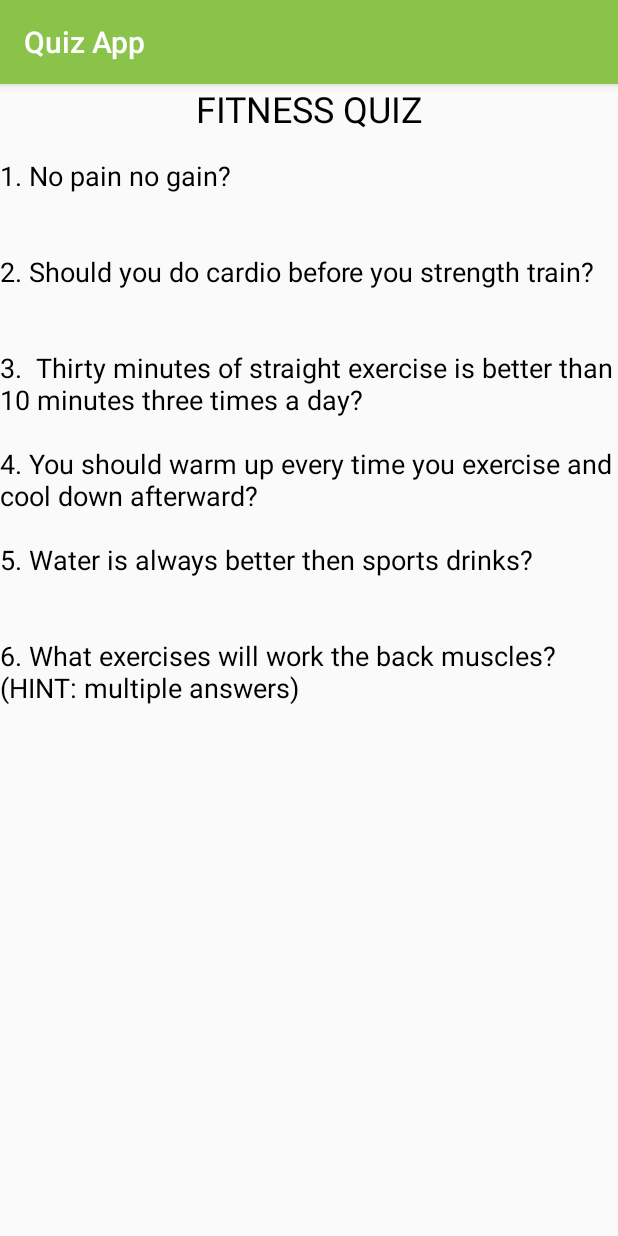
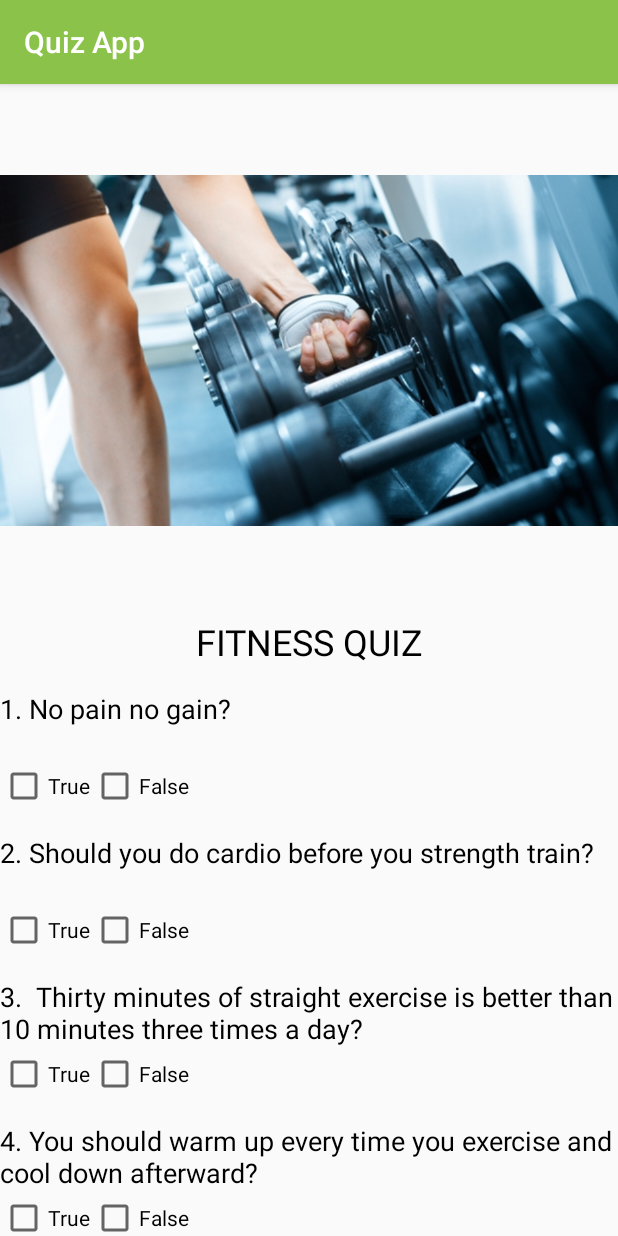
Before and after one commit to m0nst3rdr1v3n/QuizApp, an Android app: the screen it shows after launch (MainActivity), on a phone screen of 412 x 824 dp. Run offline under Robolectric (Android 15) with nearby library versions, the phone set to English and light mode, and no system bars.

Commit message:
Added Check Boxes for all questions

```diff
--- a/app/src/main/res/layout/activity_main.xml
+++ b/app/src/main/res/layout/activity_main.xml
@@ -6,11 +6,6 @@
     android:orientation="vertical"
     tools:context="com.example.android.quizapp.MainActivity">
 
-    <ImageView
-        android:src="@drawable/fitness"
-        android:layout_width="@dimen/activity_horizontal_margin"
-        android:layout_height="@dimen/activity_vertical_margin"
-        android:layout_weight="2"/>
 
     <ScrollView
         android:layout_width="match_parent"
@@ -21,11 +16,17 @@
             android:layout_height="match_parent"
             android:orientation="vertical">
 
+            <ImageView
+                android:layout_width="wrap_content"
+                android:layout_height="wrap_content"
+                android:layout_weight="2"
+                android:src="@drawable/fitness" />
+
             <TextView
                 android:layout_width="match_parent"
                 android:layout_height="wrap_content"
+                android:layout_weight="1"
                 android:gravity="center_horizontal"
-                android:layout_weight="1"
                 android:text="Fitness Quiz"
                 android:textAllCaps="true"
                 android:textColor="#000000"
@@ -36,26 +37,142 @@
                 style="@style/questions"
                 android:text="1. No pain no gain?" />
 
+            <LinearLayout
+                android:layout_width="wrap_content"
+                android:layout_height="wrap_content"
+                android:orientation="horizontal">
+
+                <CheckBox
+                    android:layout_width="wrap_content"
+                    android:layout_height="wrap_content"
+                    android:text="True" />
+
+                <CheckBox
+                    android:layout_width="wrap_content"
+                    android:layout_height="wrap_content"
+                    android:text="False" />
+
+            </LinearLayout>
+
             <TextView
                 style="@style/questions"
                 android:text="2. Should you do cardio before you strength train? " />
+
+            <LinearLayout
+                android:layout_width="wrap_content"
+                android:layout_height="wrap_content"
+                android:orientation="horizontal">
+
+                <CheckBox
+                    android:layout_width="wrap_content"
+                    android:layout_height="wrap_content"
+                    android:text="True" />
+
+                <CheckBox
+                    android:layout_width="wrap_content"
+                    android:layout_height="wrap_content"
+                    android:text="False" />
+
+            </LinearLayout>
 
             <TextView
                 style="@style/questions"
                 android:text="3.  Thirty minutes of straight exercise is better than 10 minutes three times a day? " />
 
+            <LinearLayout
+                android:layout_width="wrap_content"
+                android:layout_height="wrap_content"
+                android:orientation="horizontal">
+
+                <CheckBox
+                    android:layout_width="wrap_content"
+                    android:layout_height="wrap_content"
+                    android:text="True" />
+
+                <CheckBox
+                    android:layout_width="wrap_content"
+                    android:layout_height="wrap_content"
+                    android:text="False" />
+
+            </LinearLayout>
+
             <TextView
                 style="@style/questions"
                 android:text="4. You should warm up every time you exercise and cool down afterward?" />
+
+            <LinearLayout
+                android:layout_width="wrap_content"
+                android:layout_height="wrap_content"
+                android:orientation="horizontal">
+
+                <CheckBox
+                    android:layout_width="wrap_content"
+                    android:layout_height="wrap_content"
+                    android:text="True" />
+
+                <CheckBox
+                    android:layout_width="wrap_content"
+                    android:layout_height="wrap_content"
+                    android:text="False" />
+
+            </LinearLayout>
 
             <TextView
                 style="@style/questions"
                 android:text="5. Water is always better then sports drinks?" />
 
+            <LinearLayout
+                android:layout_width="wrap_content"
+                android:layout_height="wrap_content"
+                android:orientation="horizontal">
+
+                <CheckBox
+                    android:layout_width="wrap_content"
+                    android:layout_height="wrap_content"
+                    android:text="True" />
+
+                <CheckBox
+                    android:layout_width="wrap_content"
+                    android:layout_height="wrap_content"
+                    android:text="False" />
+
+            </LinearLayout>
+
             <TextView
                 style="@style/questions"
                 android:text="6. What exercises will work the back muscles? (HINT: multiple answers)" />
 
+            <LinearLayout
+                android:layout_width="wrap_content"
+                android:layout_height="wrap_content"
+                android:orientation="horizontal">
+
+                <CheckBox
+                    android:layout_width="wrap_content"
+                    android:layout_height="wrap_content"
+                    android:text="Bench Press"/>
+
+                <CheckBox
+                    android:layout_width="wrap_content"
+                    android:layout_height="wrap_content"
+                    android:text="Deadlift"/>
+
+                <CheckBox
+                    android:layout_width="wrap_content"
+                    android:layout_height="wrap_content"
+                    android:text="Standing T-Bar Row    "/>
+
+                <CheckBox
+                    android:layout_width="wrap_content"
+                    android:layout_height="wrap_content"
+                    android:text="Seated Cable Row"/>
+
+                <CheckBox
+                    android:layout_width="wrap_content"
+                    android:layout_height="wrap_content"
+                    android:text="Squats"/>
+
+            </LinearLayout>
         </LinearLayout>
     </ScrollView>
 </LinearLayout>
```
